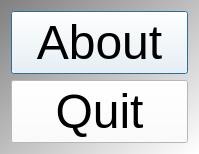
richelbilderbeek/ProjectRichelBilderbeek, file Tools/ToolTestAbout/qttestaboutmaindialog.ui: the form before one commit.
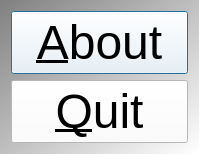
The form after the commit. Icons and pictures are not drawn.

```diff
--- a/Tools/ToolTestAbout/qttestaboutmaindialog.ui
+++ b/Tools/ToolTestAbout/qttestaboutmaindialog.ui
@@ -35,14 +35,14 @@
    <item>
     <widget class="QPushButton" name="button_about">
      <property name="text">
-      <string>About</string>
+      <string>&amp;About</string>
      </property>
     </widget>
    </item>
    <item>
     <widget class="QPushButton" name="button_quit">
      <property name="text">
-      <string>Quit</string>
+      <string>&amp;Quit</string>
      </property>
     </widget>
    </item>
```
